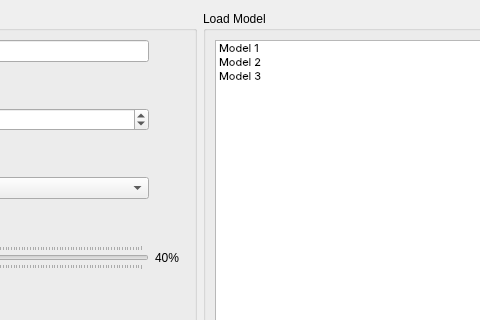
Before: the Qt Designer form importfileswidget.ui in Joensw/RCAIT, drawn with Qt 5; both pictures show x 294 to 774 and y 0 to 320 of the 988 by 471 pixel window.
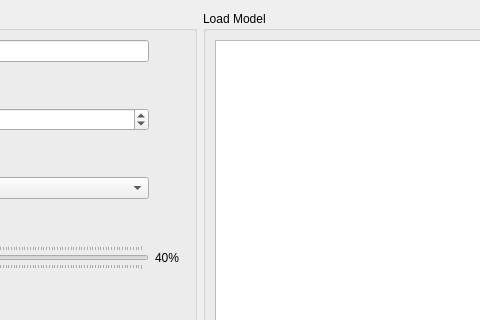
After: the same form once the commit is applied. Icons and pictures are not drawn. Custom widgets are drawn as their Qt base class.

Commit message: Remove 'missing resource' warnings

What changed in the file:
```diff
--- a/importfileswidget.ui
+++ b/importfileswidget.ui
@@ -251,36 +251,6 @@
            <string notr="true">selection-color: rgb(0, 0, 0);
 selection-background-color: rgb(255, 255, 255);</string>
           </property>
-          <item>
-           <property name="text">
-            <string>Model 1</string>
-           </property>
-           <property name="icon">
-            <iconset>
-             <activeon>:/Resources/TaskIcons/Task_Empty.svg</activeon>
-            </iconset>
-           </property>
-          </item>
-          <item>
-           <property name="text">
-            <string>Model 2</string>
-           </property>
-           <property name="icon">
-            <iconset>
-             <selectedoff>:/Resources/TaskIcons/Task_Empty.svg</selectedoff>
-            </iconset>
-           </property>
-          </item>
-          <item>
-           <property name="text">
-            <string>Model 3</string>
-           </property>
-           <property name="icon">
-            <iconset>
-             <selectedoff>:/Resources/TaskIcons/Task_Empty.svg</selectedoff>
-            </iconset>
-           </property>
-          </item>
          </widget>
         </item>
         <item>
```
